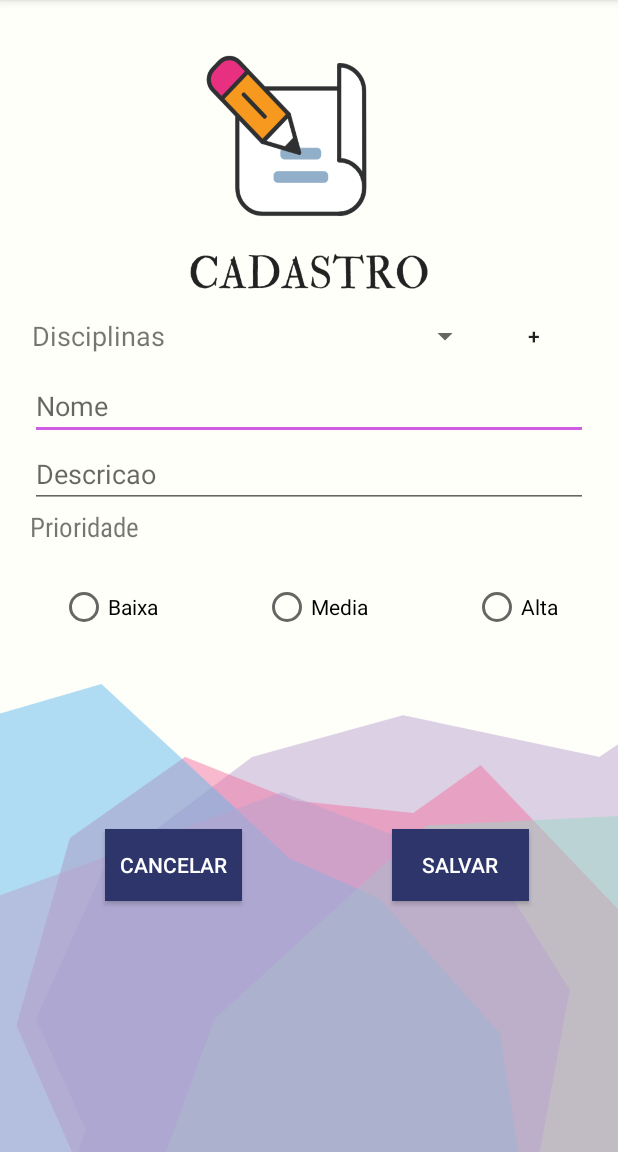
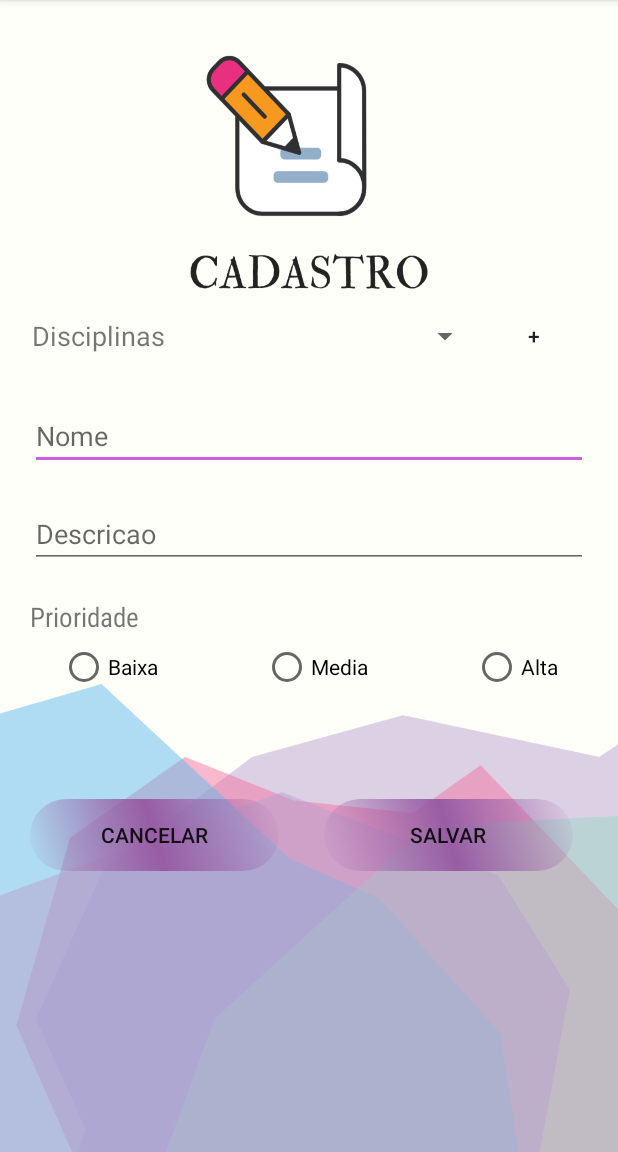
Before and after one commit to lucasantonio12/StudyManagerOficial, an Android app: the CadastroTarefa screen opened directly, with no data from a screen before it, on a phone screen of 412 x 824 dp, the part 84-1236 px from its top. Run offline under Robolectric (Android 15) with nearby library versions, the phone set to English and light mode, and no system bars; our stand-ins replace Room's generated code.

Commit message:
- Layouts mudados - Botões funcionando - fazendo botões de voltar.

```diff
--- a/app/src/main/java/com/example/studymanageroficial/Fragment/DisciplinaHome.kt
+++ b/app/src/main/java/com/example/studymanageroficial/Fragment/DisciplinaHome.kt
@@ -45,10 +45,9 @@ class DisciplinaHome : Fragment() {
     override fun onActivityCreated(savedInstanceState: Bundle?) {
         super.onActivityCreated(savedInstanceState)
 
-        cadastroDisciplinas.setOnClickListener {
+        floatCadastraDisciplina.setOnClickListener {
             startActivity(Intent(context,CadastroDisciplina::class.java))
         }
-
 
     }
 
--- a/app/src/main/java/com/example/studymanageroficial/Fragment/TarefaHome.kt
+++ b/app/src/main/java/com/example/studymanageroficial/Fragment/TarefaHome.kt
@@ -45,8 +45,8 @@ class TarefaHome : Fragment() {
     override fun onActivityCreated(savedInstanceState: Bundle?) {
         super.onActivityCreated(savedInstanceState)
 
-        cadastroTarefaFrag.setOnClickListener {
-            startActivity(Intent(this@TarefaHome.context!!,CadastroTarefa::class.java))
+        floatCadastraTarefa.setOnClickListener {
+            startActivity(Intent(context,CadastroTarefa::class.java))
         }
 
     }
--- a/app/src/main/java/com/example/studymanageroficial/MainActivity.kt
+++ b/app/src/main/java/com/example/studymanageroficial/MainActivity.kt
@@ -18,7 +18,7 @@ class MainActivity : AppCompatActivity() {
 
         sharedPreferences = SecurityPreferences(this)
 
-        sharedPreferences.setPreferences("LoginUser","")
+
         logado()
 
         val pageAdapter = Tabs(supportFragmentManager)
@@ -62,5 +62,4 @@ class MainActivity : AppCompatActivity() {
         super.onDestroy()
         sharedPreferences.setPreferences("LoginUser","")
     }
-
 }
--- a/app/src/main/java/com/example/studymanageroficial/viewTarefa/CadastroTarefa.kt
+++ b/app/src/main/java/com/example/studymanageroficial/viewTarefa/CadastroTarefa.kt
@@ -67,6 +67,10 @@ class CadastroTarefa : AppCompatActivity() {
             }
         }else
             Toast.makeText(this,"Existe campos vazios", Toast.LENGTH_LONG).show()
+
+        cancelarTarefa.setOnClickListener {
+            finish()
+        }
     }
 
 
--- a/app/src/main/java/com/example/studymanageroficial/viewlogin/LoginView.kt
+++ b/app/src/main/java/com/example/studymanageroficial/viewlogin/LoginView.kt
@@ -5,6 +5,7 @@ import androidx.appcompat.app.AppCompatActivity
 import android.os.Bundle
 import android.widget.Toast
 import androidx.room.Room
+import com.example.studymanageroficial.MainActivity
 import com.example.studymanageroficial.R
 import com.example.studymanageroficial.conect.Conexao
 import com.example.studymanageroficial.shared.SecurityPreferences
@@ -37,9 +38,8 @@ class LoginView : AppCompatActivity() {
 
             if(usuario != null){
                 sharedPreferences.setPreferences("LoginUser",usuario.login)
-
                 Toast.makeText(this,"${usuario.login} Seja Bem-Vindo",Toast.LENGTH_LONG).show()
-                finish()
+                startActivity(Intent(this,MainActivity::class.java))
             }else
                 Toast.makeText(this,"Usuario Não Cadastrado",Toast.LENGTH_LONG).show()
         }
--- a/app/src/main/res/layout/activity_cadastro_tarefa.xml
+++ b/app/src/main/res/layout/activity_cadastro_tarefa.xml
@@ -7,6 +7,16 @@
     android:orientation="vertical"
     android:background="@drawable/background_cadastro_tarefa"
     tools:context=".viewTarefa.CadastroTarefa">
+
+    <androidx.core.widget.NestedScrollView
+        android:layout_width="match_parent"
+        android:layout_height="match_parent"
+        android:fillViewport="true">
+
+        <LinearLayout
+            android:layout_width="match_parent"
+            android:layout_height="wrap_content"
+            android:orientation="vertical" >
 
             <LinearLayout
                 android:layout_width="match_parent"
@@ -19,9 +29,9 @@
                     android:layout_width="76dp"
                     android:layout_height="match_parent"
                     android:layout_gravity="center"
+                    android:layout_marginLeft="20dp"
                     android:layout_weight="1"
                     android:gravity="center"
-            android:layout_marginLeft="20dp"
                     android:text="Disciplinas"
                     android:textSize="18sp"
                     app:fontFamily="sans-serif" />
@@ -37,12 +47,11 @@
                     style="@style/Widget.AppCompat.Button.Borderless"
                     android:layout_width="55dp"
                     android:layout_height="match_parent"
+                    android:layout_marginRight="20dp"
                     android:layout_weight="1"
-            android:layout_marginRight="20dp"
                     android:text="+" />
 
             </LinearLayout>
-
 
             <EditText
                 android:id="@+id/tarefaTXT"
@@ -51,16 +60,19 @@
                 android:layout_gravity="center"
                 android:layout_marginLeft="20dp"
                 android:layout_marginRight="20dp"
+                android:layout_marginTop="20dp"
                 android:ems="25"
                 android:hint="Nome"
                 android:inputType="textPersonName" />
 
             <EditText
+                android:id="@+id/descricaoTXT"
                 android:layout_width="match_parent"
                 android:layout_height="wrap_content"
                 android:layout_gravity="center"
                 android:layout_marginLeft="20dp"
                 android:layout_marginRight="20dp"
+                android:layout_marginTop="20dp"
                 android:ems="25"
                 android:hint="Descricao"
                 android:inputType="textPersonName" />
@@ -72,6 +84,7 @@
                 android:layout_gravity="center"
                 android:layout_marginLeft="20dp"
                 android:layout_marginRight="20dp"
+                android:layout_marginTop="20dp"
                 android:ems="25"
                 android:text="Prioridade"
                 android:textSize="18sp"
@@ -80,10 +93,10 @@
             <RadioGroup
                 android:layout_width="match_parent"
                 android:layout_height="wrap_content"
-        android:layout_marginTop="25dp"
-        android:orientation="horizontal"
                 android:layout_gravity="center"
-        android:gravity="center">
+                android:layout_marginTop="5dp"
+                android:gravity="center"
+                android:orientation="horizontal">
 
                 <RadioButton
                     android:id="@+id/baixaButton"
@@ -109,39 +122,39 @@
             <LinearLayout
                 android:layout_width="match_parent"
                 android:layout_height="212dp"
-        android:layout_marginTop="50dp"
+                android:layout_marginTop="30dp"
                 android:orientation="horizontal">
 
                 <Button
                     android:id="@+id/cancelarTarefa"
-            style="@style/Widget.AppCompat.Button.Colored"
-            android:layout_width="91dp"
+                    android:layout_width="wrap_content"
                     android:layout_height="wrap_content"
                     android:layout_gravity="center"
-            android:layout_marginLeft="70dp"
-            android:background="#2D356B"
+                    android:layout_marginLeft="20dp"
+                    android:layout_marginBottom="40dp"
+                    android:background="@drawable/buttonshape"
+                    android:text="Cancelar"
                     android:textColorHighlight="#9486AD"
-            android:textColorLink="#3F51B5"
-            android:text="Cancelar"
-             />
+                    android:textColorLink="#3F51B5" />
 
                 <Button
                     android:id="@+id/cadastraTarefa"
-            style="@style/Widget.AppCompat.Button.Colored"
-            android:layout_width="91dp"
+                    android:layout_width="wrap_content"
                     android:layout_height="wrap_content"
                     android:layout_gravity="center"
-            android:layout_marginLeft="100dp"
-            android:layout_marginRight="100dp"
-            android:background="#2D356B"
-            android:text="salvar"
+                    android:layout_marginLeft="30dp"
+                    android:layout_marginBottom="40dp"
+                    android:background="@drawable/buttonshape"
+                    android:text="Salvar"
+
                     android:textColorHighlight="#9486AD"
-            android:textColorLink="#3F51B5"
-            android:visibility="visible" />
+                    android:textColorLink="#3F51B5" />
 
 
             </LinearLayout>
 
+        </LinearLayout>
+    </androidx.core.widget.NestedScrollView>
 
 
 </LinearLayout>
```
Also changed, not shown: app/src/main/AndroidManifest.xml (+23 -9 lines), app/src/main/java/com/example/studymanageroficial/viewDisciplina/CadastroDisciplina.kt (+5 -9 lines), app/src/main/java/com/example/studymanageroficial/viewlogin/CadastroLogin.kt (+15 -7 lines), app/src/main/res/layout/activity_cadastro_disciplina.xml (+24 -22 lines), app/src/main/res/layout/activity_cadastro_login.xml (+26 -33 lines), app/src/main/res/layout/activity_login_view.xml (+18 -7 lines), app/src/main/res/layout/fragment_disciplina_home.xml (+9 -16 lines), app/src/main/res/layout/fragment_tarefa_home.xml (+11 -19 lines), app/src/main/res/drawable/addbutton.png (added). Lines whose indentation alone changed are shown as unchanged.
